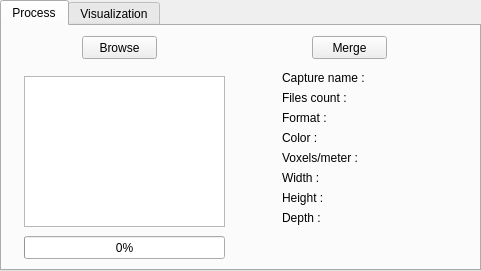
Before: the Qt Designer form Viewer/Version-T/Interface/mainwindow.ui in JulienAndre26/Modelisation-3D-par-Kinect, drawn with Qt 5.
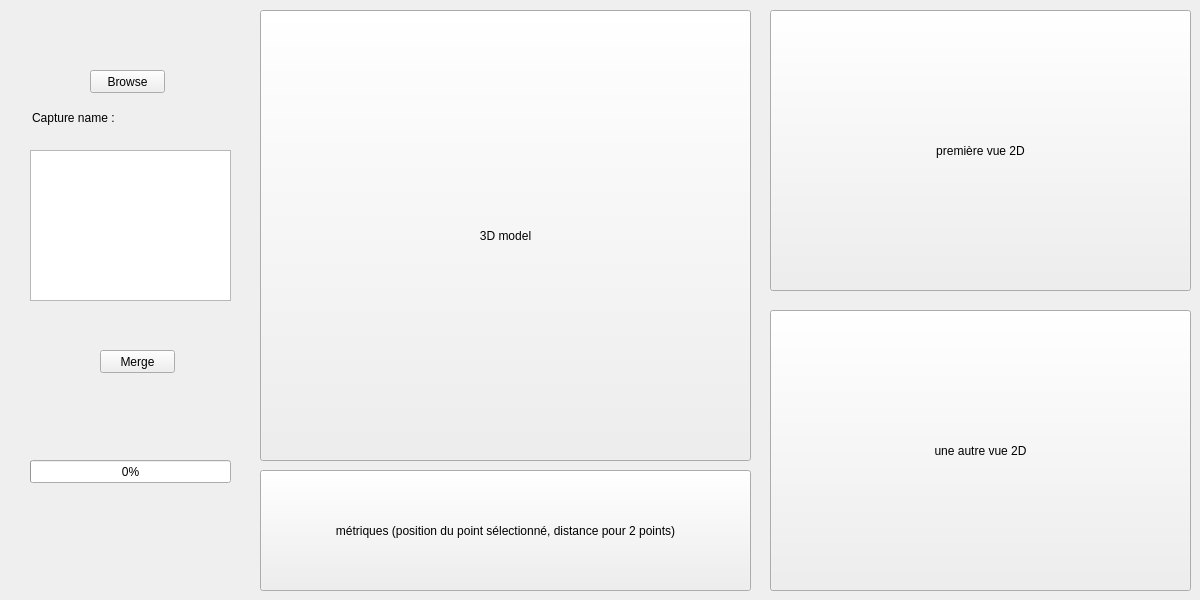
After: the same form once the commit is applied.

Commit message: modification de l'interface de façon optimiste + plans 2D en couleur

Diff of the .ui file:
```diff
--- a/Viewer/Version-T/Interface/mainwindow.ui
+++ b/Viewer/Version-T/Interface/mainwindow.ui
@@ -6,63 +6,31 @@
    <rect>
     <x>0</x>
     <y>0</y>
-    <width>481</width>
-    <height>271</height>
+    <width>1200</width>
+    <height>600</height>
    </rect>
   </property>
   <property name="minimumSize">
    <size>
-    <width>481</width>
-    <height>271</height>
+    <width>1200</width>
+    <height>600</height>
    </size>
   </property>
   <property name="maximumSize">
    <size>
-    <width>481</width>
-    <height>311</height>
+    <width>1200</width>
+    <height>600</height>
    </size>
   </property>
   <property name="windowTitle">
    <string>Kinect 3D Modelling</string>
   </property>
   <widget class="QWidget" name="centralWidget">
-   <widget class="QTabWidget" name="tabWidget">
-    <property name="geometry">
-     <rect>
-      <x>0</x>
-      <y>0</y>
-      <width>481</width>
-      <height>271</height>
-     </rect>
-    </property>
-    <property name="currentIndex">
-     <number>0</number>
-    </property>
-    <widget class="QWidget" name="tab">
-     <attribute name="title">
-      <string>Process</string>
-     </attribute>
-     <widget class="QPushButton" name="btnBrowse">
-      <property name="geometry">
-       <rect>
-        <x>80</x>
-        <y>10</y>
-        <width>75</width>
-        <height>23</height>
-       </rect>
-      </property>
-      <property name="styleSheet">
-       <string notr="true"/>
-      </property>
-      <property name="text">
-       <string>Browse</string>
-      </property>
-     </widget>
      <widget class="QListWidget" name="listWidget">
       <property name="geometry">
        <rect>
-        <x>22</x>
-        <y>50</y>
+      <x>30</x>
+      <y>150</y>
         <width>201</width>
         <height>151</height>
        </rect>
@@ -71,8 +39,8 @@
      <widget class="QProgressBar" name="progressBar">
       <property name="geometry">
        <rect>
-        <x>22</x>
-        <y>210</y>
+      <x>30</x>
+      <y>460</y>
         <width>201</width>
         <height>23</height>
        </rect>
@@ -87,14 +55,27 @@
        <bool>true</bool>
       </property>
      </widget>
+   <widget class="QLabel" name="lbCurrentMerge">
+    <property name="geometry">
+     <rect>
+      <x>30</x>
+      <y>430</y>
+      <width>201</width>
+      <height>16</height>
+     </rect>
+    </property>
+    <property name="text">
+     <string/>
+    </property>
+   </widget>
      <widget class="QPushButton" name="btnMerge">
       <property name="enabled">
        <bool>true</bool>
       </property>
       <property name="geometry">
        <rect>
-        <x>310</x>
-        <y>10</y>
+      <x>100</x>
+      <y>350</y>
         <width>75</width>
         <height>23</height>
        </rect>
@@ -103,25 +84,28 @@
        <string>Merge</string>
       </property>
      </widget>
-     <widget class="QLabel" name="lbCurrentMerge">
+   <widget class="QPushButton" name="btnBrowse">
       <property name="geometry">
        <rect>
-        <x>260</x>
-        <y>214</y>
-        <width>201</width>
-        <height>16</height>
-       </rect>
-      </property>
+      <x>90</x>
+      <y>70</y>
+      <width>75</width>
+      <height>23</height>
+     </rect>
+    </property>
+    <property name="styleSheet">
+     <string notr="true"/>
+    </property>
       <property name="text">
-       <string/>
-      </property>
-     </widget>
-     <widget class="QLabel" name="lbPath">
+     <string>Browse</string>
+    </property>
+   </widget>
+   <widget class="QLabel" name="lbCaptureName">
       <property name="geometry">
        <rect>
-        <x>280</x>
-        <y>44</y>
-        <width>161</width>
+      <x>32</x>
+      <y>110</y>
+      <width>201</width>
         <height>16</height>
        </rect>
       </property>
@@ -129,103 +113,57 @@
        <string>Capture name : </string>
       </property>
      </widget>
-     <widget class="QLabel" name="lbCount">
+   <widget class="QPushButton" name="pushButton">
       <property name="geometry">
        <rect>
-        <x>280</x>
-        <y>64</y>
-        <width>161</width>
-        <height>16</height>
+      <x>260</x>
+      <y>10</y>
+      <width>491</width>
+      <height>451</height>
        </rect>
       </property>
       <property name="text">
-       <string>Files count :</string>
-      </property>
-     </widget>
-     <widget class="QLabel" name="lbFormat">
+     <string>3D model</string>
+    </property>
+   </widget>
+   <widget class="QPushButton" name="pushButton_2">
       <property name="geometry">
        <rect>
-        <x>280</x>
-        <y>84</y>
-        <width>161</width>
-        <height>16</height>
+      <x>260</x>
+      <y>470</y>
+      <width>491</width>
+      <height>121</height>
        </rect>
       </property>
       <property name="text">
-       <string>Format :</string>
-      </property>
-     </widget>
-     <widget class="QLabel" name="lbColor">
+     <string>métriques (position du point sélectionné, distance pour 2 points)</string>
+    </property>
+   </widget>
+   <widget class="QPushButton" name="pushButton_3">
       <property name="geometry">
        <rect>
-        <x>280</x>
-        <y>104</y>
-        <width>161</width>
-        <height>16</height>
+      <x>770</x>
+      <y>10</y>
+      <width>421</width>
+      <height>281</height>
        </rect>
       </property>
       <property name="text">
-       <string>Color :</string>
-      </property>
-     </widget>
-     <widget class="QLabel" name="lbVoxels">
+     <string>première vue 2D</string>
+    </property>
+   </widget>
+   <widget class="QPushButton" name="pushButton_4">
       <property name="geometry">
        <rect>
-        <x>280</x>
-        <y>124</y>
-        <width>161</width>
-        <height>16</height>
+      <x>770</x>
+      <y>310</y>
+      <width>421</width>
+      <height>281</height>
        </rect>
       </property>
       <property name="text">
-       <string>Voxels/meter :</string>
-      </property>
-     </widget>
-     <widget class="QLabel" name="lbWidth">
-      <property name="geometry">
-       <rect>
-        <x>280</x>
-        <y>144</y>
-        <width>161</width>
-        <height>16</height>
-       </rect>
-      </property>
-      <property name="text">
-       <string>Width :</string>
-      </property>
-     </widget>
-     <widget class="QLabel" name="lbHeight">
-      <property name="geometry">
-       <rect>
-        <x>280</x>
-        <y>164</y>
-        <width>161</width>
-        <height>16</height>
-       </rect>
-      </property>
-      <property name="text">
-       <string>Height :</string>
-      </property>
-     </widget>
-     <widget class="QLabel" name="lbDepth">
-      <property name="geometry">
-       <rect>
-        <x>280</x>
-        <y>184</y>
-        <width>161</width>
-        <height>16</height>
-       </rect>
-      </property>
-      <property name="text">
-       <string>Depth :</string>
-      </property>
-     </widget>
-    </widget>
-    <widget class="QWidget" name="tab_2">
-     <attribute name="title">
-      <string>Visualization</string>
-     </attribute>
-    </widget>
+     <string>une autre vue 2D</string>
+    </property>
    </widget>
   </widget>
  </widget>
```
Lines whose indentation alone changed are shown as unchanged. The commit also changes 4 other files.
